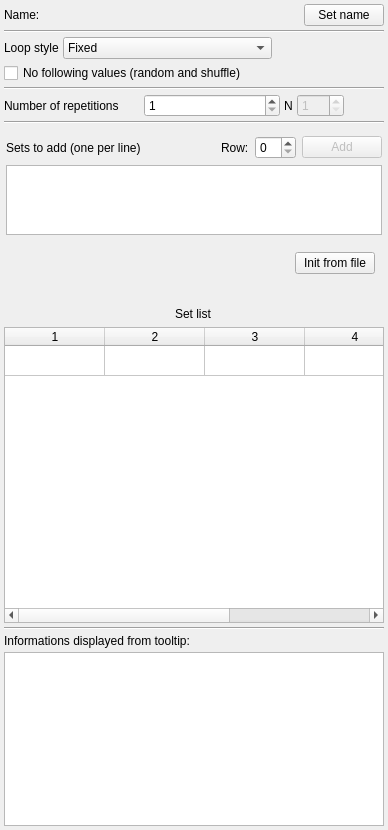
Old version of the form cpp-projects/exvr-designer/gui/forms/loop.ui in the repository FlorianLance/exvr.
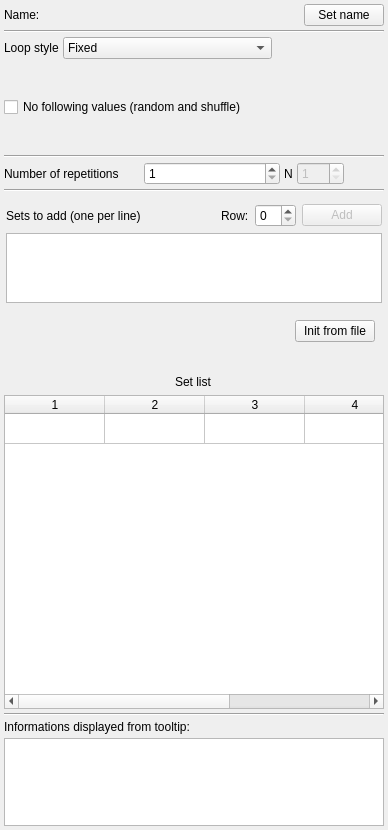
New version of the form.

Patch:
```diff
--- a/cpp-projects/exvr-designer/gui/forms/loop.ui
+++ b/cpp-projects/exvr-designer/gui/forms/loop.ui
@@ -16,7 +16,7 @@
   <property name="styleSheet">
    <string notr="true"/>
   </property>
-  <layout class="QVBoxLayout" name="verticalLayout">
+  <layout class="QVBoxLayout" name="verticalLayout" stretch="1,1,1,1,0,0,0,0,2,0,1">
    <property name="spacing">
     <number>4</number>
    </property>
@@ -157,7 +157,7 @@
     </layout>
    </item>
    <item>
-    <widget class="QWidget" name="widget" native="true">
+    <widget class="QWidget" name="hl3" native="true">
      <property name="minimumSize">
       <size>
        <width>0</width>
@@ -214,7 +214,7 @@
     </widget>
    </item>
    <item>
-    <layout class="QHBoxLayout" name="hl3" stretch="1,1,0,0,0">
+    <layout class="QHBoxLayout" name="hl4" stretch="1,1,0,0,0">
      <item>
       <widget class="QLabel" name="laNbReps">
        <property name="text">
```
